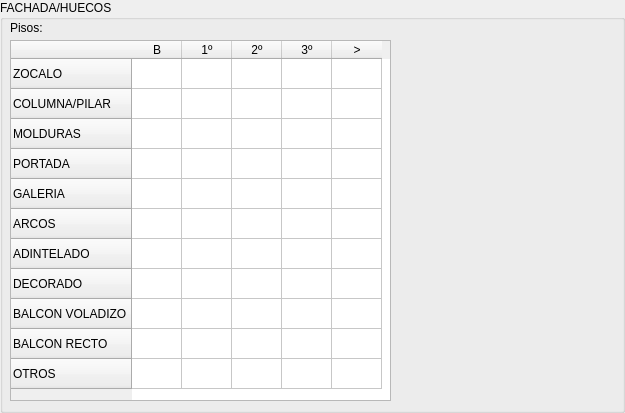
Qt form forms/fachadaform.ui (agimenezpy/CentroHistorico) before a commit.
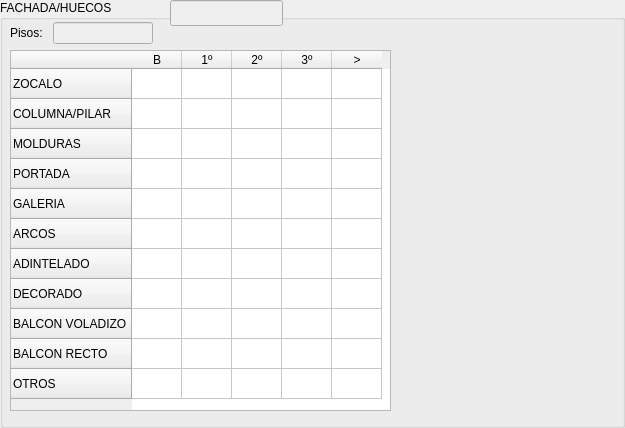
The same form after that commit.

Commit message:
Nuevas Funcionalidades agregadas: - Tratamiento General - Fachada
Modificación de:
- Uso de Suelo

What changed in the file:
```diff
--- a/forms/fachadaform.ui
+++ b/forms/fachadaform.ui
@@ -7,7 +7,7 @@
     <x>0</x>
     <y>0</y>
     <width>625</width>
-    <height>413</height>
+    <height>428</height>
    </rect>
   </property>
   <property name="font">
@@ -21,24 +21,11 @@
   <property name="title">
    <string>FACHADA/HUECOS</string>
   </property>
-  <widget class="QLabel" name="fachPisosLbl">
+  <widget class="QTableWidget" name="fachadaTable">
    <property name="geometry">
     <rect>
      <x>10</x>
-     <y>20</y>
-     <width>35</width>
-     <height>15</height>
-    </rect>
-   </property>
-   <property name="text">
-    <string>Pisos:</string>
-   </property>
-  </widget>
-  <widget class="QTableWidget" name="tableWidget">
-   <property name="geometry">
-    <rect>
-     <x>10</x>
-     <y>40</y>
+     <y>50</y>
      <width>381</width>
      <height>361</height>
     </rect>
@@ -136,6 +123,63 @@
     </property>
    </column>
   </widget>
+  <widget class="QLineEdit" name="cuentaEdit">
+   <property name="enabled">
+    <bool>false</bool>
+   </property>
+   <property name="geometry">
+    <rect>
+     <x>170</x>
+     <y>0</y>
+     <width>113</width>
+     <height>26</height>
+    </rect>
+   </property>
+  </widget>
+  <widget class="QWidget" name="layoutWidget">
+   <property name="geometry">
+    <rect>
+     <x>10</x>
+     <y>20</y>
+     <width>143</width>
+     <height>26</height>
+    </rect>
+   </property>
+   <layout class="QHBoxLayout" name="horizontalLayout">
+    <item>
+     <widget class="QLabel" name="fachPisosLbl">
+      <property name="text">
+       <string>Pisos:</string>
+      </property>
+     </widget>
+    </item>
+    <item>
+     <widget class="QLineEdit" name="fachPisosEdit">
+      <property name="enabled">
+       <bool>false</bool>
+      </property>
+      <property name="minimumSize">
+       <size>
+        <width>100</width>
+        <height>0</height>
+       </size>
+      </property>
+      <property name="maximumSize">
+       <size>
+        <width>100</width>
+        <height>16777215</height>
+       </size>
+      </property>
+      <property name="maxLength">
+       <number>5</number>
+      </property>
+      <property name="alignment">
+       <set>Qt::AlignRight|Qt::AlignTrailing|Qt::AlignVCenter</set>
+      </property>
+     </widget>
+    </item>
+   </layout>
+  </widget>
  </widget>
  <resources/>
  <connections/>
```
The commit also changes 13 other files.
